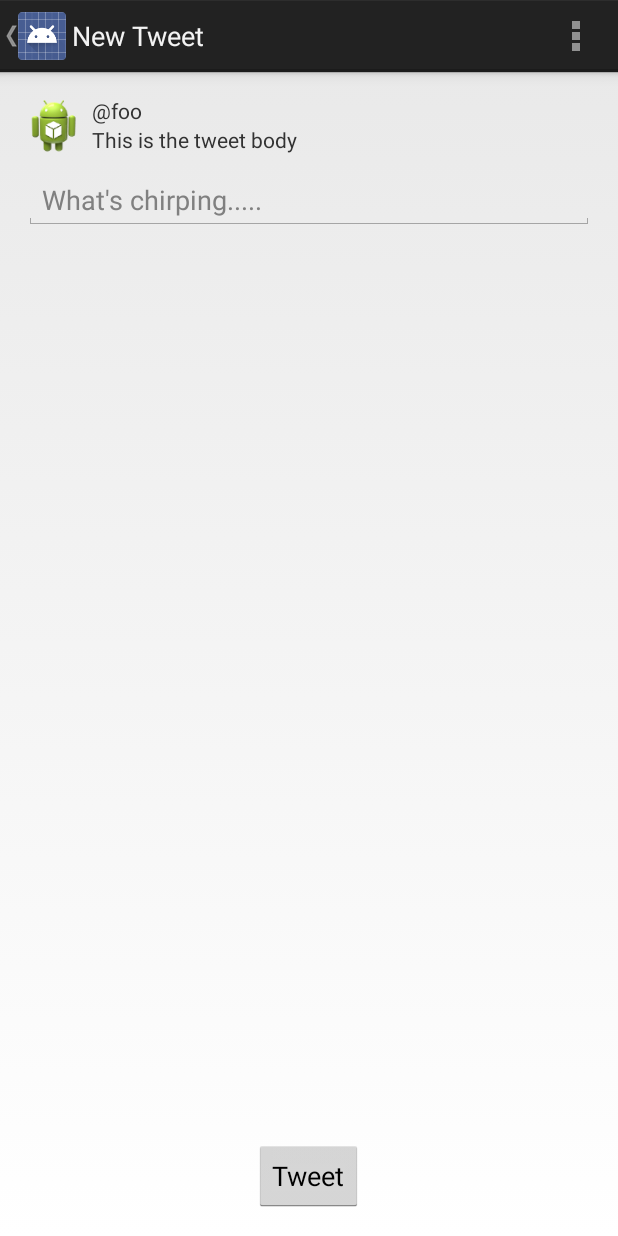
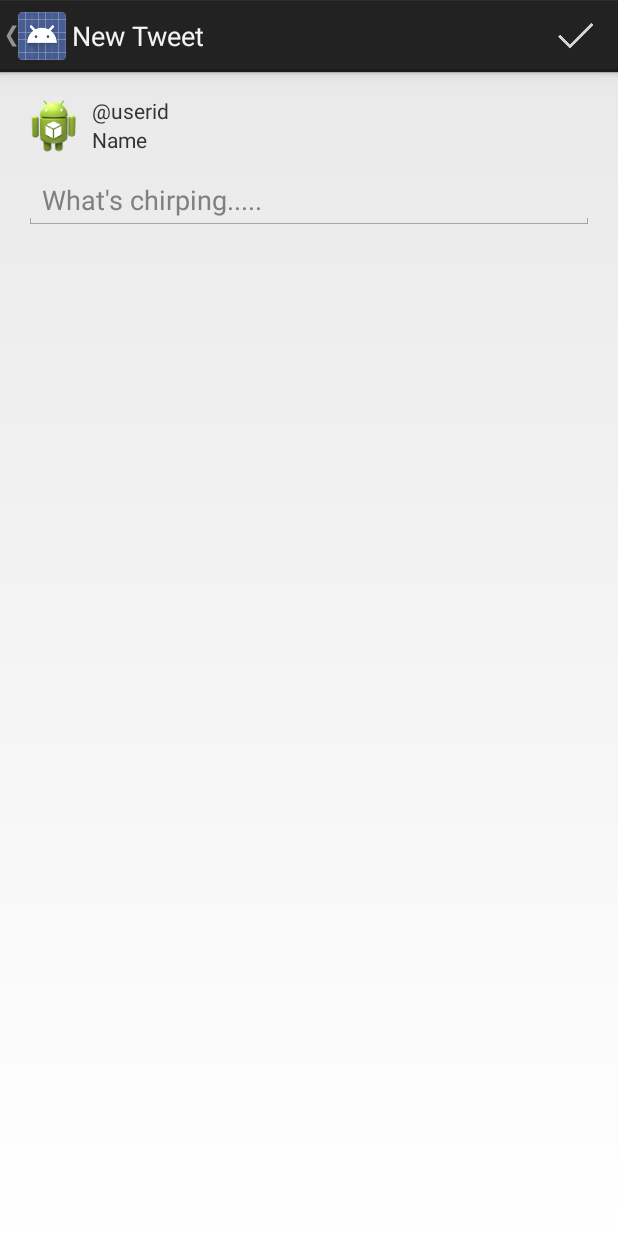
Before and after one commit to workingmonk/AndroidBootcamp-Proj3-Simple-Twitter-Client, an Android app: the ComposeActivity screen opened directly, with no data from a screen before it, on a phone screen of 412 x 824 dp. Run offline under Robolectric (Android 15) with nearby library versions, the phone set to English and light mode, and no system bars; 1 statement that could not run was skipped.

Commit message:
Added gif, new app icon, recent tweets are listed as "Now"

```diff
--- a/app/src/main/AndroidManifest.xml
+++ b/app/src/main/AndroidManifest.xml
@@ -14,7 +14,7 @@
     <application
         android:name=".TwitterApplication"
         android:allowBackup="true"
-        android:icon="@drawable/ic_launcher"
+        android:icon="@drawable/purple_twitter"
         android:label="@string/app_name"
         android:theme="@style/AppTheme" >
         <meta-data
--- a/app/src/main/java/com/yahoo/workmonk/basictwitter/ComposeActivity.java
+++ b/app/src/main/java/com/yahoo/workmonk/basictwitter/ComposeActivity.java
@@ -60,7 +60,7 @@ public class ComposeActivity extends Activity {
         });
     }
 
-    public void sendTweet(View v){
+    public void onDoneTweet(MenuItem mi){
         String tweetStr = etNewTweet.getText().toString();
         client.sendTweet(tweetStr, new JsonHttpResponseHandler(){
             @Override
--- a/app/src/main/java/com/yahoo/workmonk/basictwitter/TimelineActivity.java
+++ b/app/src/main/java/com/yahoo/workmonk/basictwitter/TimelineActivity.java
@@ -44,7 +44,7 @@ public class TimelineActivity extends Activity {
         });
     }
 
-    public void startCompose(MenuItem mi){
+    public void onAddNewTweet(MenuItem mi){
         Intent i = new Intent(this, ComposeActivity.class);
         startActivity(i);
     }
--- a/app/src/main/java/com/yahoo/workmonk/basictwitter/TweetArrayAdapter.java
+++ b/app/src/main/java/com/yahoo/workmonk/basictwitter/TweetArrayAdapter.java
@@ -70,9 +70,11 @@ public class TweetArrayAdapter extends ArrayAdapter<Tweet>{
         }
         relativeDate = relativeDate.replace(" minutes", "m");
         relativeDate = relativeDate.replace(" minute", "m");
-        relativeDate = relativeDate.replace(" seconds", "s");
-        relativeDate = relativeDate.replace(" second", "s");
         relativeDate = relativeDate.replace(" ago", "");
+        if(relativeDate.contains("second")){
+            relativeDate = "Now";
+        }
+
         return relativeDate;
     }
 
--- a/app/src/main/res/layout/activity_compose.xml
+++ b/app/src/main/res/layout/activity_compose.xml
@@ -21,7 +21,7 @@
     <TextView
         android:layout_width="wrap_content"
         android:layout_height="wrap_content"
-        android:text="@string/user_name_label"
+        android:text="\@userid"
         android:paddingStart="5sp"
         android:paddingLeft="5sp"
         android:id="@+id/tvScreenName"
@@ -30,7 +30,7 @@
     <TextView
         android:layout_width="wrap_content"
         android:layout_height="wrap_content"
-        android:text="@string/body_label"
+        android:text="Name"
         android:paddingStart="5sp"
         android:paddingLeft="5sp"
         android:id="@+id/tvUserNameCompose"
@@ -49,12 +49,4 @@
         android:layout_alignParentEnd="true"
         android:hint="@string/new_tweet_label" />
 
-    <Button
-        android:layout_width="wrap_content"
-        android:layout_height="wrap_content"
-        android:text="Tweet"
-        android:id="@+id/btnSendTweet"
-        android:onClick="sendTweet"
-        android:layout_alignParentBottom="true"
-        android:layout_centerHorizontal="true" />
 </RelativeLayout>
--- a/app/src/main/res/menu/compose.xml
+++ b/app/src/main/res/menu/compose.xml
@@ -1,8 +1,10 @@
-<menu xmlns:android="http://schemas.android.com/apk/res/android"
-    xmlns:tools="http://schemas.android.com/tools"
-    tools:context="com.yahoo.workmonk.basictwitter.ComposeActivity" >
-    <item android:id="@+id/action_settings"
-        android:title="@string/action_settings"
-        android:orderInCategory="100"
-        android:showAsAction="never" />
+<?xml version="1.0" encoding="utf-8"?>
+<menu xmlns:android="http://schemas.android.com/apk/res/android" >
+    <item
+        android:id="@+id/miPlus"
+        android:icon="@drawable/done_tweet"
+        android:showAsAction="always"
+        android:title="Add Item"
+        android:onClick="onDoneTweet">
+    </item>
 </menu>
--- a/app/src/main/res/values/strings.xml
+++ b/app/src/main/res/values/strings.xml
@@ -1,7 +1,7 @@
 <?xml version="1.0" encoding="utf-8"?>
 <resources>
 
-    <string name="app_name">Basic Twitter</string>
+    <string name="app_name">Purple Twttr</string>
     <string name="action_settings">Settings</string>
     <string name="hello_world">Hello world!</string>
     <string name="title_activity_photos">Flickr Photos</string>
```
Also changed, not shown: app/src/main/res/menu/timeline.xml (+9 -8 lines), app/src/main/res/drawable-xhdpi/purple_twitter.png (added), 1 other file.
